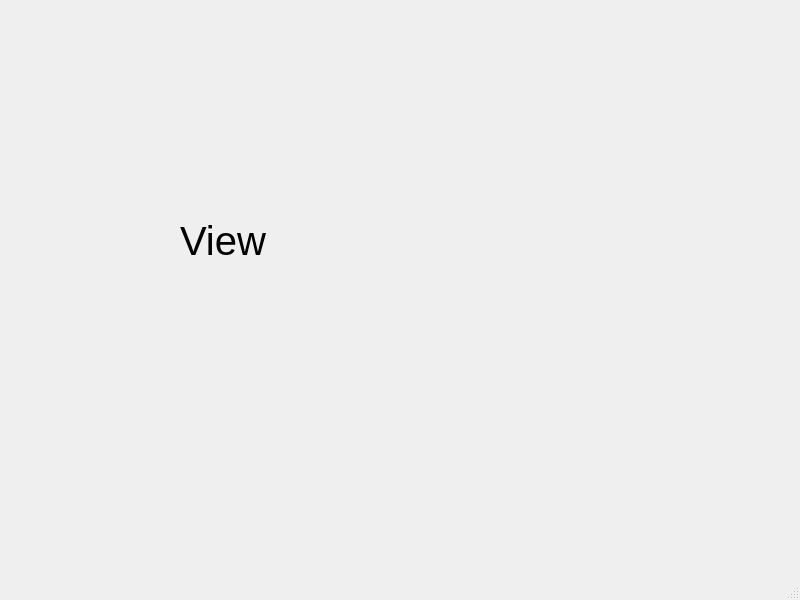
Before: the Qt Designer form view_page.ui in Xen00n/GMS, drawn with Qt 5.
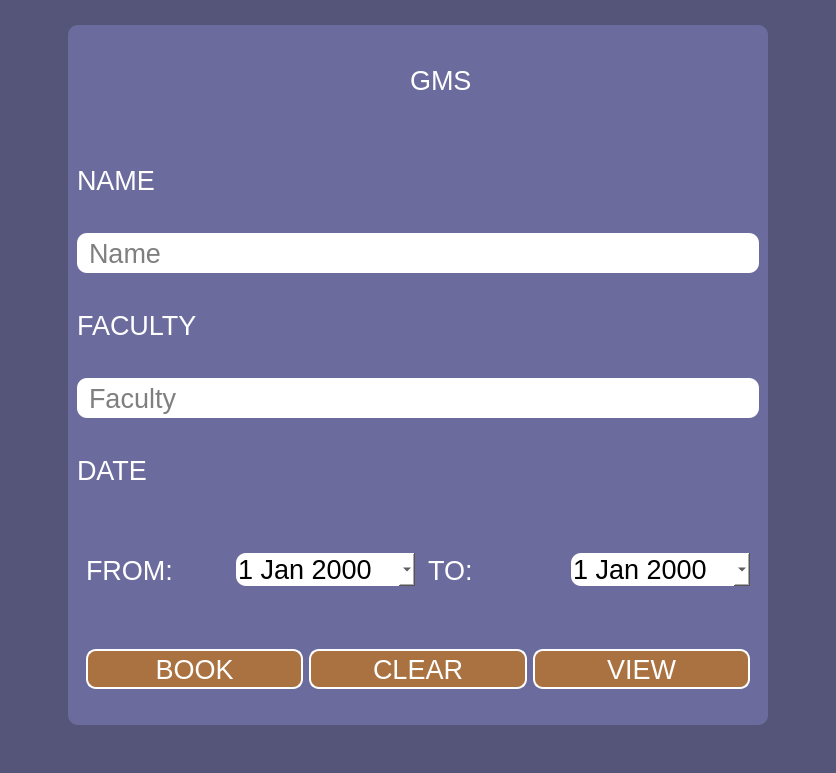
After: the same form once the commit is applied. Icons and pictures are not drawn.

What changed in the file:
```diff
--- a/view_page.ui
+++ b/view_page.ui
@@ -6,30 +6,357 @@
    <rect>
     <x>0</x>
     <y>0</y>
-    <width>800</width>
-    <height>600</height>
+    <width>836</width>
+    <height>773</height>
    </rect>
   </property>
   <property name="windowTitle">
    <string>MainWindow</string>
   </property>
+  <property name="styleSheet">
+   <string notr="true">background-color: rgb(84,85,121);</string>
+  </property>
   <widget class="QWidget" name="centralwidget">
-   <widget class="QLabel" name="label">
-    <property name="geometry">
-     <rect>
-      <x>180</x>
-      <y>170</y>
-      <width>471</width>
-      <height>141</height>
-     </rect>
-    </property>
-    <property name="styleSheet">
-     <string notr="true">font:40px;</string>
-    </property>
-    <property name="text">
-     <string>View</string>
-    </property>
-   </widget>
+   <layout class="QVBoxLayout" name="verticalLayout">
+    <item alignment="Qt::AlignHCenter|Qt::AlignVCenter">
+     <widget class="QFrame" name="frame">
+      <property name="sizePolicy">
+       <sizepolicy hsizetype="Fixed" vsizetype="Fixed">
+        <horstretch>0</horstretch>
+        <verstretch>0</verstretch>
+       </sizepolicy>
+      </property>
+      <property name="minimumSize">
+       <size>
+        <width>700</width>
+        <height>700</height>
+       </size>
+      </property>
+      <property name="maximumSize">
+       <size>
+        <width>1200</width>
+        <height>1200</height>
+       </size>
+      </property>
+      <property name="styleSheet">
+       <string notr="true">font-size:20pt;
+color: rgb(255, 255, 255);
+border: solid;
+border-width: 0px;
+border-radius: 10px;
+background-color:rgb(107, 108, 157);</string>
+      </property>
+      <property name="frameShape">
+       <enum>QFrame::StyledPanel</enum>
+      </property>
+      <property name="frameShadow">
+       <enum>QFrame::Raised</enum>
+      </property>
+      <layout class="QVBoxLayout" name="verticalLayout_2">
+       <item alignment="Qt::AlignHCenter">
+        <widget class="QFrame" name="frame_4">
+         <property name="styleSheet">
+          <string notr="true">border: solid;
+border-width: 0px;
+border-radius: 10px;
+background-color:rgb(107, 108, 157);</string>
+         </property>
+         <property name="frameShape">
+          <enum>QFrame::StyledPanel</enum>
+         </property>
+         <property name="frameShadow">
+          <enum>QFrame::Raised</enum>
+         </property>
+         <layout class="QHBoxLayout" name="horizontalLayout_3">
+          <item alignment="Qt::AlignHCenter|Qt::AlignVCenter">
+           <widget class="QLabel" name="label">
+            <property name="sizePolicy">
+             <sizepolicy hsizetype="Preferred" vsizetype="Preferred">
+              <horstretch>0</horstretch>
+              <verstretch>0</verstretch>
+             </sizepolicy>
+            </property>
+            <property name="minimumSize">
+             <size>
+              <width>40</width>
+              <height>40</height>
+             </size>
+            </property>
+            <property name="maximumSize">
+             <size>
+              <width>80</width>
+              <height>80</height>
+             </size>
+            </property>
+            <property name="text">
+             <string/>
+            </property>
+            <property name="pixmap">
+             <pixmap resource="images.qrc">:/img/GMS_LOGO.png</pixmap>
+            </property>
+            <property name="scaledContents">
+             <bool>true</bool>
+            </property>
+           </widget>
+          </item>
+          <item>
+           <widget class="QLabel" name="label_2">
+            <property name="styleSheet">
+             <string notr="true">font: 700 36pt &quot;Segoe UI&quot;;</string>
+            </property>
+            <property name="text">
+             <string>GMS</string>
+            </property>
+           </widget>
+          </item>
+         </layout>
+        </widget>
+       </item>
+       <item>
+        <widget class="QLabel" name="_name">
+         <property name="styleSheet">
+          <string notr="true">text-color :rgb(255, 255, 255);</string>
+         </property>
+         <property name="text">
+          <string>NAME</string>
+         </property>
+        </widget>
+       </item>
+       <item>
+        <widget class="QLineEdit" name="lineEdit_name">
+         <property name="minimumSize">
+          <size>
+           <width>0</width>
+           <height>40</height>
+          </size>
+         </property>
+         <property name="styleSheet">
+          <string notr="true">border-radius: 10px;
+background-color:white;
+color: rgb(0, 0, 0);
+padding-left:10px;
+font: 16px &quot;Arial&quot;;</string>
+         </property>
+         <property name="placeholderText">
+          <string>Name</string>
+         </property>
+        </widget>
+       </item>
+       <item>
+        <widget class="QLabel" name="_faculty">
+         <property name="text">
+          <string>FACULTY</string>
+         </property>
+        </widget>
+       </item>
+       <item>
+        <widget class="QLineEdit" name="lineEdit_faculty">
+         <property name="minimumSize">
+          <size>
+           <width>0</width>
+           <height>40</height>
+          </size>
+         </property>
+         <property name="styleSheet">
+          <string notr="true">border-radius: 10px;
+background-color:white;
+color: rgb(0, 0, 0);
+padding-left:10px;
+font: 16px &quot;Arial&quot;;</string>
+         </property>
+         <property name="placeholderText">
+          <string>Faculty</string>
+         </property>
+        </widget>
+       </item>
+       <item>
+        <widget class="QLabel" name="label_3">
+         <property name="styleSheet">
+          <string notr="true"/>
+         </property>
+         <property name="text">
+          <string>DATE</string>
+         </property>
+        </widget>
+       </item>
+       <item>
+        <widget class="QFrame" name="frame_2">
+         <property name="styleSheet">
+          <string notr="true">border: solid;
+border-width: 0px;
+border-radius: 10px;
+background-color:rgb(107, 108, 157);</string>
+         </property>
+         <property name="frameShape">
+          <enum>QFrame::StyledPanel</enum>
+         </property>
+         <property name="frameShadow">
+          <enum>QFrame::Raised</enum>
+         </property>
+         <layout class="QHBoxLayout" name="horizontalLayout">
+          <item>
+           <widget class="QLabel" name="label_4">
+            <property name="text">
+             <string>FROM:</string>
+            </property>
+           </widget>
+          </item>
+          <item>
+           <widget class="QDateEdit" name="date_from">
+            <property name="styleSheet">
+             <string notr="true">background-color: rgb(255, 255, 255);
+color: rgb(0, 0, 0);</string>
+            </property>
+            <property name="calendarPopup">
+             <bool>true</bool>
+            </property>
+           </widget>
+          </item>
+          <item>
+           <widget class="QLabel" name="label_5">
+            <property name="text">
+             <string> TO:</string>
+            </property>
+           </widget>
+          </item>
+          <item>
+           <widget class="QDateEdit" name="date_to">
+            <property name="styleSheet">
+             <string notr="true">color: rgb(0, 0, 0);
+background-color: rgb(255, 255, 255);</string>
+            </property>
+            <property name="calendarPopup">
+             <bool>true</bool>
+            </property>
+           </widget>
+          </item>
+         </layout>
+        </widget>
+       </item>
+       <item>
+        <widget class="QFrame" name="frame_3">
+         <property name="styleSheet">
+          <string notr="true">border: solid;
+border-width: 0px;
+border-radius: 10px;
+background-color:rgb(107, 108, 157);</string>
+         </property>
+         <property name="frameShape">
+          <enum>QFrame::StyledPanel</enum>
+         </property>
+         <property name="frameShadow">
+          <enum>QFrame::Raised</enum>
+         </property>
+         <layout class="QHBoxLayout" name="horizontalLayout_2">
+          <item>
+           <widget class="QPushButton" name="pushButton">
+            <property name="minimumSize">
+             <size>
+              <width>0</width>
+              <height>40</height>
+             </size>
+            </property>
+            <property name="styleSheet">
+             <string notr="true">QPushButton
+{
+border-radius: 10px;
+border-color:rgb(255, 255, 255);
+border-style:solid;
+border-width:2px;
+font: 20px &quot;Arial&quot;;
+background-color: rgb(255, 255, 255);
+color: rgb(255, 255, 255);
+background-color: rgb(171, 114, 65);
+}
+
+QPushButton:hover{
+	background-color:rgba(134, 243, 210, 128);
+}
+QPushButton:pressed{
+	color:rgba(0, 0, 0, 66);
+	background-color:rgba(134, 243, 210, 64);
+}</string>
+            </property>
+            <property name="text">
+             <string>BOOK</string>
+            </property>
+           </widget>
+          </item>
+          <item>
+           <widget class="QPushButton" name="pushButton_2">
+            <property name="minimumSize">
+             <size>
+              <width>0</width>
+              <height>40</height>
+             </size>
+            </property>
+            <property name="styleSheet">
+             <string notr="true">QPushButton
+{
+border-radius: 10px;
+border-color:rgb(255, 255, 255);
+border-style:solid;
+border-width:2px;
+font: 20px &quot;Arial&quot;;
+background-color: rgb(255, 255, 255);
+color: rgb(255, 255, 255);
+background-color: rgb(171, 114, 65);
+}
+
+QPushButton:hover{
+	background-color:rgba(134, 243, 210, 128);
+}
+QPushButton:pressed{
+	color:rgba(0, 0, 0, 66);
+	background-color:rgba(134, 243, 210, 64);
+}</string>
+            </property>
+            <property name="text">
+             <string>CLEAR</string>
+            </property>
+           </widget>
+          </item>
+          <item>
+           <widget class="QPushButton" name="pushButton_3">
+            <property name="minimumSize">
+             <size>
+              <width>0</width>
+              <height>40</height>
+             </size>
+            </property>
+            <property name="styleSheet">
+             <string notr="true">QPushButton
+{
+border-radius: 10px;
+border-color:rgb(255, 255, 255);
+border-style:solid;
+border-width:2px;
+font: 20px &quot;Arial&quot;;
+background-color: rgb(255, 255, 255);
+color: rgb(255, 255, 255);
+background-color: rgb(171, 114, 65);
+}
+
+QPushButton:hover{
+	background-color:rgba(134, 243, 210, 128);
+}
+QPushButton:pressed{
+	color:rgba(0, 0, 0, 66);
+	background-color:rgba(134, 243, 210, 64);
+}</string>
+            </property>
+            <property name="text">
+             <string>VIEW</string>
+            </property>
+           </widget>
+          </item>
+         </layout>
+        </widget>
+       </item>
+      </layout>
+     </widget>
+    </item>
+   </layout>
   </widget>
   <widget class="QMenuBar" name="menubar">
    <property name="geometry">
```
Left out of the diff: 8 changed lines with no effect on the pictures.
